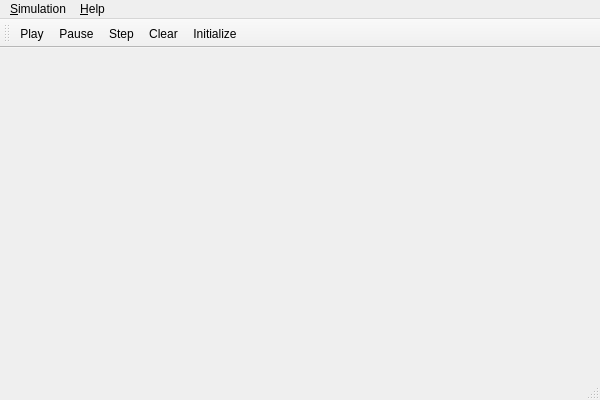
Old version of the form controller.ui in the repository mariomartinezm/QtCaPso.
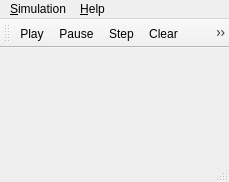
New version of the form. Icons and pictures are not drawn.

Commit message:
Adjust the resizing of the controller window
- Set the multiplier of the base size to 2
- Change the default lattice size to 512 * 256

Diff of the .ui file:
```diff
--- a/controller.ui
+++ b/controller.ui
@@ -6,10 +6,16 @@
    <rect>
     <x>0</x>
     <y>0</y>
-    <width>600</width>
-    <height>400</height>
+    <width>229</width>
+    <height>182</height>
    </rect>
   </property>
+  <property name="minimumSize">
+   <size>
+    <width>0</width>
+    <height>0</height>
+   </size>
+  </property>
   <property name="windowTitle">
    <string>Controller</string>
   </property>
@@ -33,7 +39,7 @@
     <rect>
      <x>0</x>
      <y>0</y>
-     <width>600</width>
+     <width>229</width>
      <height>21</height>
     </rect>
    </property>
```
The commit also changes 2 other files.
